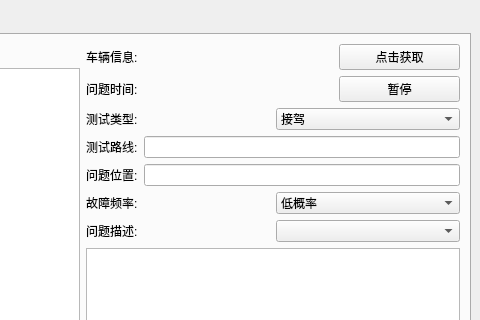
Old version of the form Ui/recordinfo.ui in the repository xiaochen19v587/RecordBug; both pictures show x 314 to 794 and y 0 to 320 of the 794 by 654 pixel window.
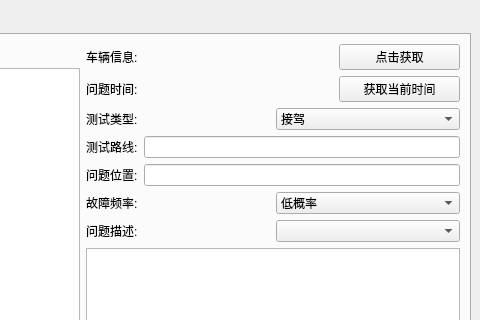
New version of the form.

```diff
--- a/Ui/recordinfo.ui
+++ b/Ui/recordinfo.ui
@@ -98,7 +98,7 @@
             <item>
              <widget class="QPushButton" name="pushButton_8">
               <property name="text">
-               <string>暂停</string>
+               <string>获取当前时间</string>
               </property>
              </widget>
             </item>
```
Left out of the diff: 2 changed lines with no effect on the pictures.
